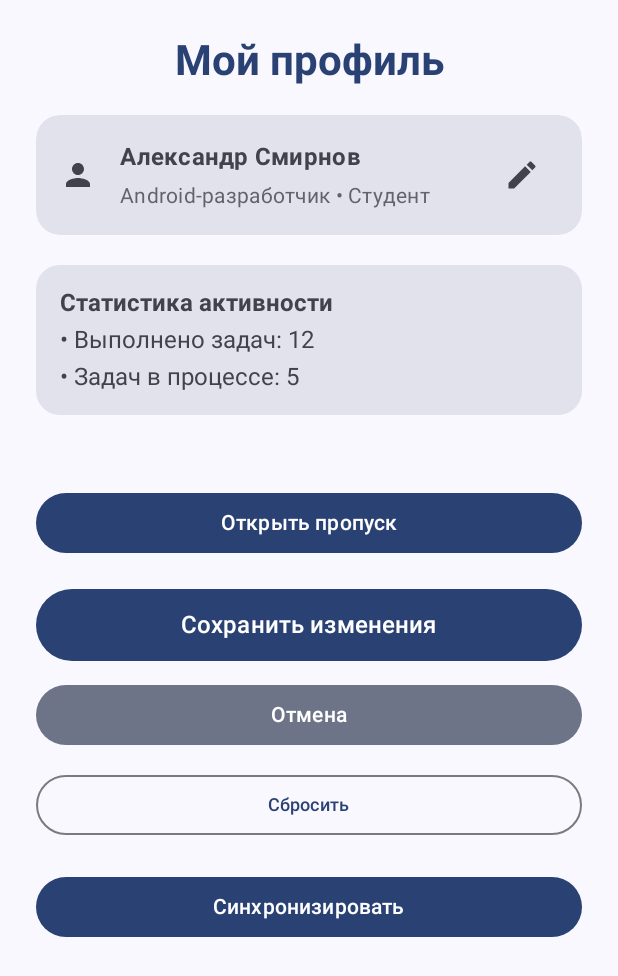
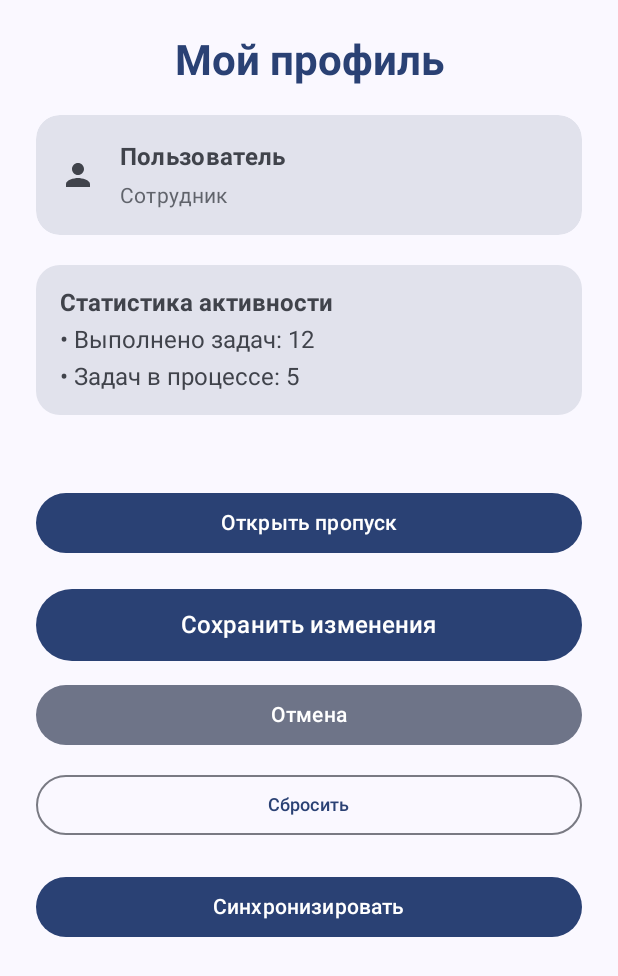
Before and after one commit to andrejczchehov-bit/Notes, an Android app built with Jetpack Compose: the ProfileScreen screen opened through its navigation route, on a phone screen of 412 x 824 dp. Shown: the top 976 px of the screen. Run offline under Robolectric (Android 15) with nearby library versions, the phone set to English and light mode, and no system bars; our stand-ins replace Room's generated code, livedata-compose.

Commit message:
Отображение данных текущего пользователя и его роли в `ProfileScreen`
* Получение логина пользователя через `AuthManager.getCurrentUserLogin` и определение текстового описания роли («Администратор», «Служба безопасности» или «Сотрудник») для отображения в `ProfileCard`.
* Удаление параметров `userName` и `userStatus` из сигнатуры функции `ProfileScreen`.
* Удаление неиспользуемой кнопки редактирования (`trailingContent`) и действия по нажатию из `ProfileCard`, а также очистка импорта `Icons.Default.Edit`.

```diff
--- a/app/src/main/java/com/example/mynotes/ProfileScreen.kt
+++ b/app/src/main/java/com/example/mynotes/ProfileScreen.kt
@@ -4,7 +4,6 @@ import androidx.compose.foundation.layout.*
 import androidx.compose.foundation.rememberScrollState
 import androidx.compose.foundation.verticalScroll
 import androidx.compose.material.icons.Icons
-import androidx.compose.material.icons.filled.Edit
 import androidx.compose.material.icons.filled.Person
 import androidx.compose.material3.*
 import androidx.compose.runtime.*
@@ -27,15 +26,21 @@ import kotlinx.coroutines.launch
 @Composable
 fun ProfileScreen(
     modifier: Modifier = Modifier,
-    userName: String = "Александр Смирнов",
-    userStatus: String = "Android-разработчик • Студент",
     completedCount: Int = 12,
     inProgressCount: Int = 5,
     onOpenPass: () -> Unit = {},
     onOpenScan: () -> Unit = {}
 ) {
     val context = LocalContext.current
+    val currentLogin = remember { AuthManager.getCurrentUserLogin(context).ifBlank { "Гость" } }
+    val isAdmin = remember { AuthManager.isAdmin(context) }
     val isSecurity = remember { AuthManager.isSecurity(context) || AuthManager.hasScope(context, "scan:execute") }
+
+    val userRoleText = when {
+        isAdmin -> "Администратор"
+        isSecurity -> "Служба безопасности"
+        else -> "Сотрудник"
+    }
 
     var isLoadingSync by remember { mutableStateOf(false) }
     var showSavedMessage by remember { mutableStateOf(false) }
@@ -62,10 +67,10 @@ fun ProfileScreen(
                     color = MaterialTheme.colorScheme.primary
                 )
 
-                // 3. Использование ProfileCard (иконка Person, имя, статус, иконка Edit в trailingContent)
+                // 3. Использование ProfileCard (иконка Person, динамическое имя и роль без иконки редактирования)
                 ProfileCard(
-                    title = userName,
-                    subtitle = userStatus,
+                    title = currentLogin,
+                    subtitle = userRoleText,
                     leadingIcon = {
                         Icon(
                             imageVector = Icons.Default.Person,
@@ -73,16 +78,8 @@ fun ProfileScreen(
                             tint = MaterialTheme.colorScheme.onSurfaceVariant
                         )
                     },
-                    trailingContent = {
-                        IconButton(onClick = {}) {
-                            Icon(
-                                imageVector = Icons.Default.Edit,
-                                contentDescription = "Редактировать",
-                                tint = MaterialTheme.colorScheme.onSurfaceVariant
-                            )
-                        }
-                    },
-                    onClick = {}
+                    trailingContent = null,
+                    onClick = null
                 )
 
                 // 4. Блок «Статистика» (2-3 строки текста, стиль bodyLarge)
```
